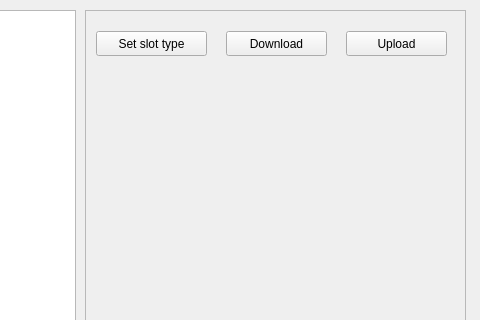
Qt form widget_ioslots.ui (mupimenov/hponic) before a commit; both pictures show x 145 to 625 and y 0 to 320 of the 625 by 437 pixel window.
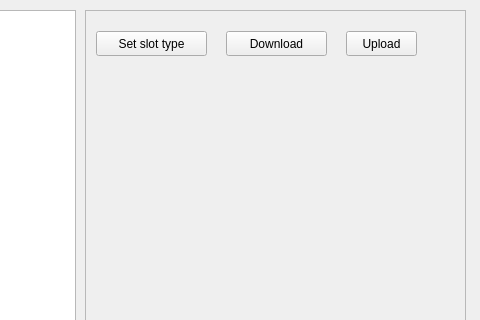
The same form after that commit. Icons and pictures are not drawn.

Diff of the .ui file:
```diff
--- a/widget_ioslots.ui
+++ b/widget_ioslots.ui
@@ -90,13 +90,20 @@
       <rect>
        <x>260</x>
        <y>20</y>
-       <width>101</width>
+       <width>71</width>
        <height>25</height>
       </rect>
      </property>
      <property name="text">
       <string>Upload</string>
      </property>
+     <property name="icon">
+      <iconset resource="icons.qrc">
+       <normaloff>:/icons/arrow_up.png</normaloff>:/icons/arrow_up.png</iconset>
+     </property>
+     <property name="toolButtonStyle">
+      <enum>Qt::ToolButtonTextBesideIcon</enum>
+     </property>
     </widget>
     <widget class="QLabel" name="lStatus">
      <property name="geometry">
```
Left out of the diff: 18 changed lines with no effect on the pictures.
